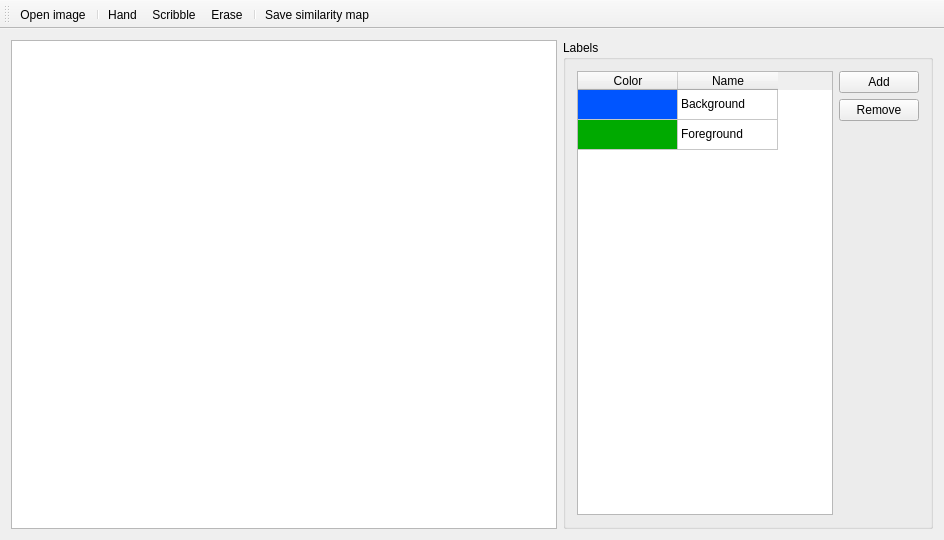
The window that ml_project_app/mainwindow.ui (alexshtf/MachineLearningCourseProject) describes before a commit, drawn with Qt 5.
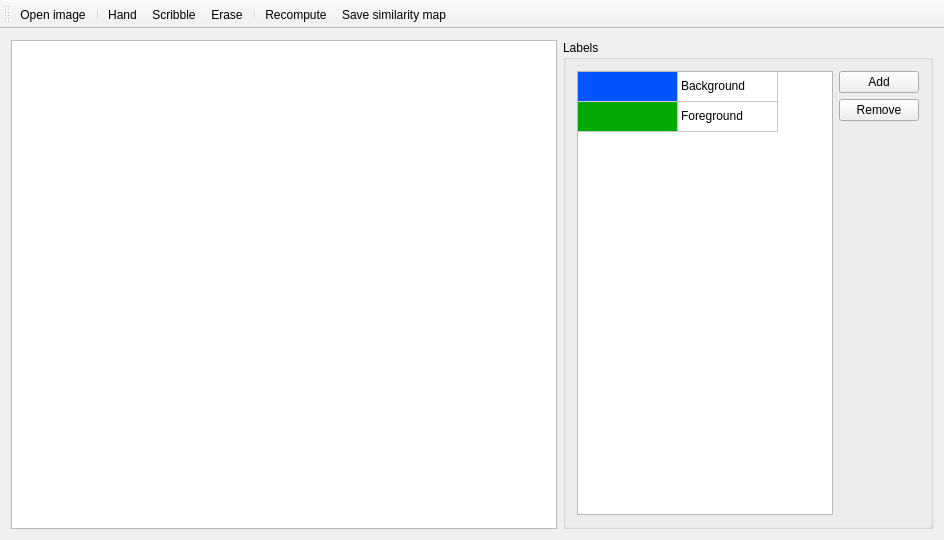
The same window after the commit.

Commit message: Recomputing the segmentation is now an explicit operation, since it is a bit slow.

The edit to the form file:
```diff
--- a/ml_project_app/mainwindow.ui
+++ b/ml_project_app/mainwindow.ui
@@ -55,7 +55,7 @@
           <enum>Qt::SolidLine</enum>
          </property>
          <attribute name="horizontalHeaderVisible">
-          <bool>true</bool>
+          <bool>false</bool>
          </attribute>
          <attribute name="verticalHeaderVisible">
           <bool>false</bool>
@@ -212,6 +212,7 @@
    <addaction name="actionScribble"/>
    <addaction name="actionErase"/>
    <addaction name="separator"/>
+   <addaction name="actionRecompute"/>
    <addaction name="actionSaveSimilarityMap"/>
   </widget>
   <action name="actionOpenImage">
@@ -263,6 +264,11 @@
     <string>Save similarity map</string>
    </property>
   </action>
+  <action name="actionRecompute">
+   <property name="text">
+    <string>Recompute</string>
+   </property>
+  </action>
  </widget>
  <layoutdefault spacing="6" margin="11"/>
  <resources/>
```
The commit also changes 2 other files.
